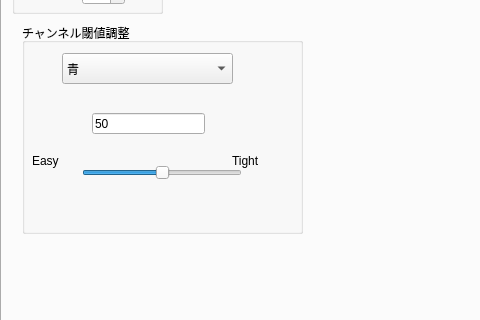
The window that FoodModification/View/mainWindow.ui (JunyaUeda/FoodAR) describes before a commit, drawn with Qt 5; both pictures show x 0 to 480 and y 312 to 632 of the 1088 by 779 pixel window.
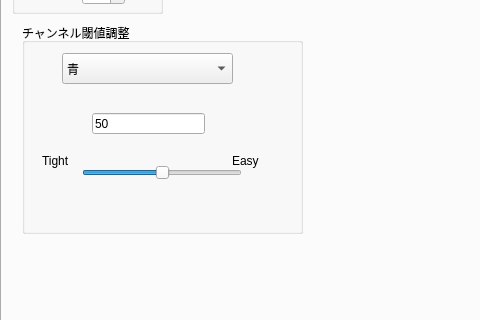
The same window after the commit. The open tabs and pages were chosen to show the change.

The edit to the form file:
```diff
--- a/FoodModification/View/mainWindow.ui
+++ b/FoodModification/View/mainWindow.ui
@@ -859,7 +859,7 @@
       <widget class="QLabel" name="label_2">
        <property name="geometry">
         <rect>
-         <x>10</x>
+         <x>210</x>
          <y>130</y>
          <width>62</width>
          <height>15</height>
@@ -872,7 +872,7 @@
       <widget class="QLabel" name="label_10">
        <property name="geometry">
         <rect>
-         <x>210</x>
+         <x>20</x>
          <y>130</y>
          <width>62</width>
          <height>15</height>
```
Left out of the diff: 4 changed lines with no effect on the pictures.
